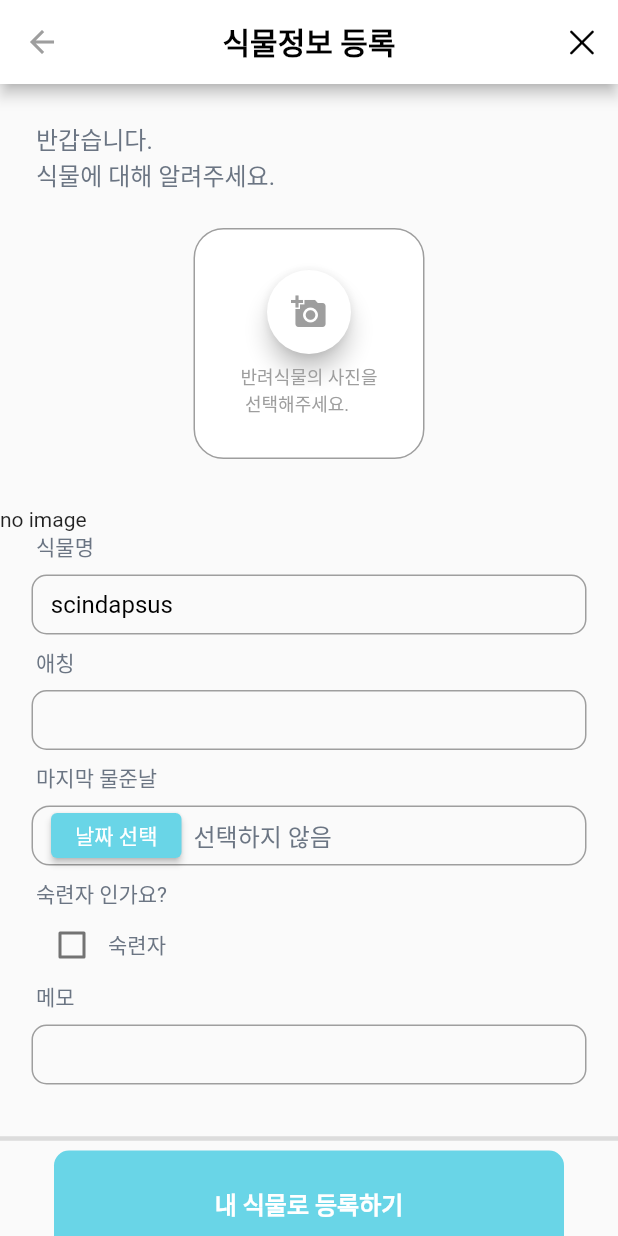
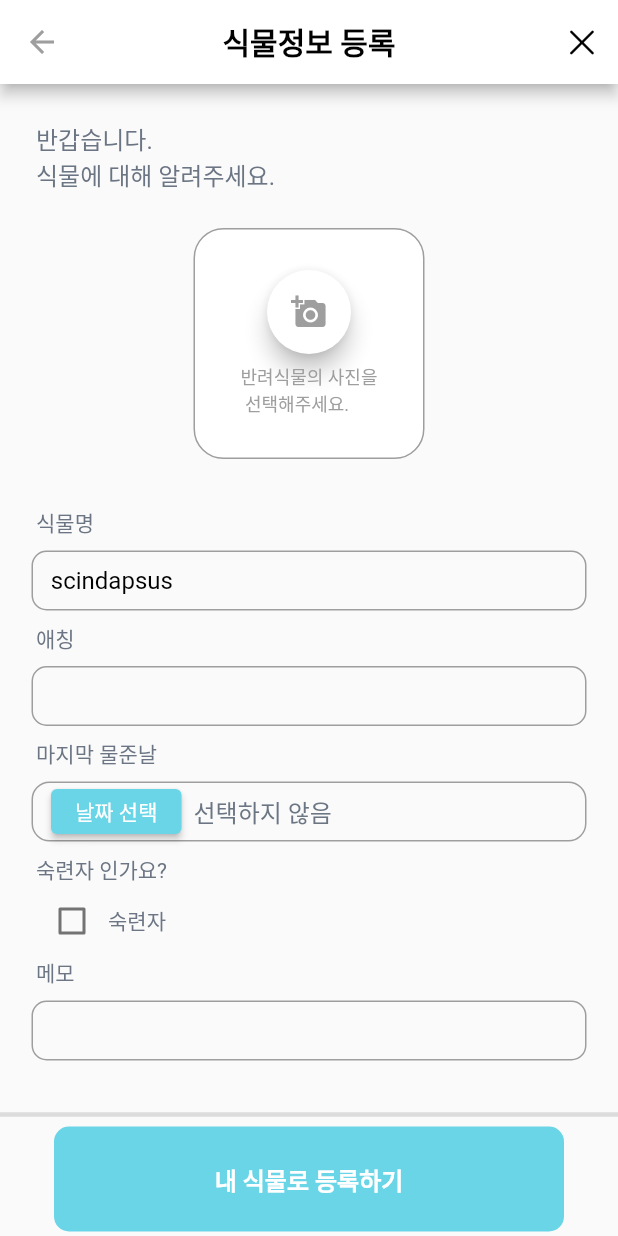
Before and after one commit to ljw-LAB/Everybodys_Plant, a Flutter app: the RegisterPage screen opened directly, on a phone screen of 412 x 824 dp. Run offline on Flutter 3.47's test engine with Material 2 defaults, Android fonts, the phone set to English and light mode, and no system bars; our stand-ins replace animated_splash_screen, cloud_firestore, date_picker_timeline, firebase_auth, firebase_core, firebase_messaging and 5 more; accounts and stored records are empty.

Commit message:
이미지 가져오기: _image 변수가 null 인지 여부 조건에 따라 저장된 이미지 표현

```diff
--- a/everybodys_plant/lib/register/register_page.dart
+++ b/everybodys_plant/lib/register/register_page.dart
@@ -110,6 +110,7 @@ class _RegisterPageState extends State<RegisterPage> {
     var image =
         await ImagePicker.platform.pickImage(source: ImageSource.camera);
     setState(() {
+      Navigator.pop(context);
       _image = image!;
     });
   }
@@ -119,6 +120,7 @@ class _RegisterPageState extends State<RegisterPage> {
     var image =
         await ImagePicker.platform.pickImage(source: ImageSource.gallery);
     setState(() {
+      Navigator.pop(context);
       _image = image!;
     });
   }
@@ -184,7 +186,9 @@ class _RegisterPageState extends State<RegisterPage> {
                           border: Border.all(color: Colors.grey, width: 1)),
                       height: 154,
                       width: 154,
-                      child: Column(
+                      child: _image != null
+                          ? Image.file(File(_image!.path))
+                          : Column(
                               mainAxisAlignment: MainAxisAlignment.center,
                               crossAxisAlignment: CrossAxisAlignment.center,
                               children: [
@@ -215,13 +219,15 @@ class _RegisterPageState extends State<RegisterPage> {
                                                       Icons.add_a_photo,
                                                       color: Colors.grey,
                                                     ),
-                                              backgroundColor: Colors.white,
+                                                    backgroundColor:
+                                                        Colors.white,
                                                   ),
                                                   SizedBox(
                                                     height: 12,
                                                   ),
                                                   Text("카메라",
-                                                style: TextStyle(fontSize: 12))
+                                                      style: TextStyle(
+                                                          fontSize: 12))
                                                 ],
                                               ),
                                               SizedBox(
@@ -230,26 +236,30 @@ class _RegisterPageState extends State<RegisterPage> {
                                               Column(
                                                 children: [
                                                   FloatingActionButton(
-                                              onPressed: getImageFromGallery,
+                                                    onPressed:
+                                                        getImageFromGallery,
                                                     tooltip: 'Pick Image',
                                                     child: Icon(
                                                       Icons.wallpaper,
                                                       color: Colors.grey,
                                                     ),
-                                              backgroundColor: Colors.white,
+                                                    backgroundColor:
+                                                        Colors.white,
                                                   ),
                                                   SizedBox(
                                                     height: 12,
                                                   ),
                                                   Text('갤러리에서',
-                                                style: TextStyle(fontSize: 12))
+                                                      style: TextStyle(
+                                                          fontSize: 12))
                                                 ],
                                               ),
                                             ],
                                           ),
                                           SizedBox(height: 24),
                                           TextButton(
-                                        onPressed: () => Navigator.pop(context),
+                                              onPressed: () =>
+                                                  Navigator.pop(context),
                                               child: Text('취소'))
                                         ],
                                       ),
@@ -273,7 +283,8 @@ class _RegisterPageState extends State<RegisterPage> {
                                 ),
                                 Text(
                                   "반려식물의 사진을\n 선택해주세요.",
-                            style: TextStyle(color: Colors.grey, fontSize: 12),
+                                  style: TextStyle(
+                                      color: Colors.grey, fontSize: 12),
                                 )
                               ],
                             ),
@@ -282,11 +293,6 @@ class _RegisterPageState extends State<RegisterPage> {
                 ),
                 SizedBox(
                   height: 32,
-                ),
-                Container(
-                  child: _image == null
-                      ? Text("no image")
-                      : Image.file(File(_image!.path)),
                 ),
                 Row(
                   children: [
```
Lines whose indentation alone changed are shown as unchanged.
